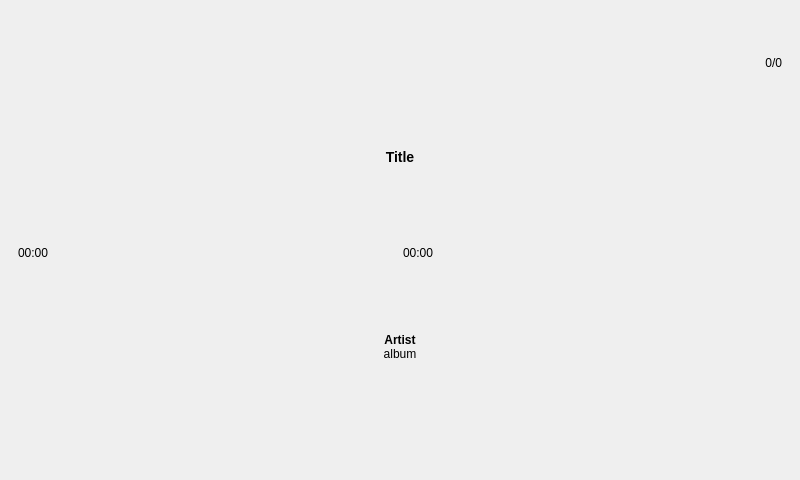
Qt form src/ui/playerform.ui (niktischenko/someplayer) before a commit.
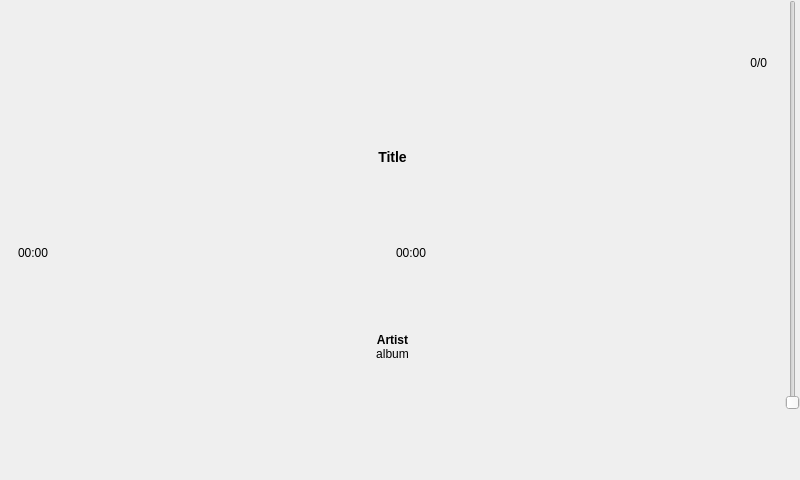
The same form after that commit. Icons and pictures are not drawn.

Commit message: Implemented new features: * stop timer * tag editing * soft volume slider * sorting artist by alphabet in library Fixed bugs: * auto-refreshing library view after adding new directory

What changed in the file:
```diff
--- a/src/ui/playerform.ui
+++ b/src/ui/playerform.ui
@@ -13,11 +13,16 @@
   <property name="windowTitle">
    <string>Form</string>
   </property>
-  <layout class="QVBoxLayout" name="verticalLayout">
-   <property name="spacing">
-    <number>0</number>
-   </property>
+  <layout class="QGridLayout" name="gridLayout_2">
    <property name="margin">
+    <number>0</number>
+   </property>
+   <property name="spacing">
+    <number>0</number>
+   </property>
+   <item row="0" column="0">
+    <layout class="QHBoxLayout" name="horizontalLayout_3">
+     <property name="spacing">
     <number>0</number>
    </property>
    <item>
@@ -132,6 +137,19 @@
     </widget>
    </item>
    <item>
+      <layout class="QHBoxLayout" name="volumeLayout">
+       <item>
+        <widget class="QSlider" name="volumeSlider">
+         <property name="orientation">
+          <enum>Qt::Vertical</enum>
+         </property>
+        </widget>
+       </item>
+      </layout>
+     </item>
+    </layout>
+   </item>
+   <item row="1" column="0">
     <layout class="QHBoxLayout" name="horizontalLayout">
      <property name="spacing">
       <number>0</number>
```
Left out of the diff: 39 changed lines with no effect on the pictures. Lines whose indentation alone changed are shown as unchanged. The commit also changes 28 other files.
